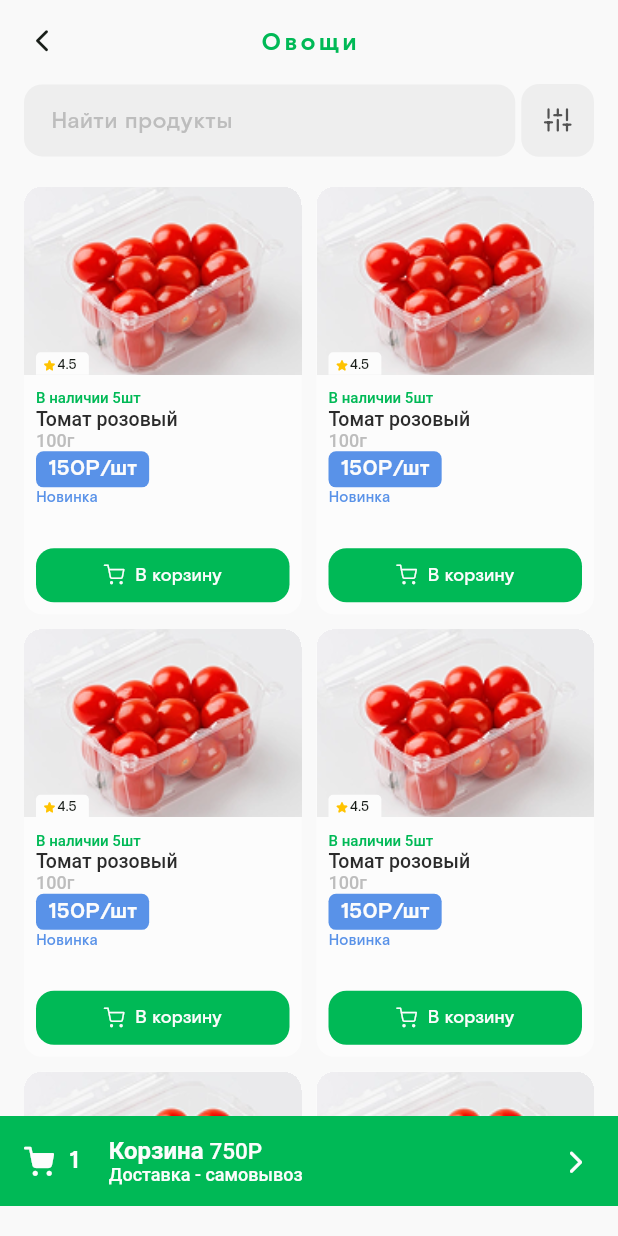
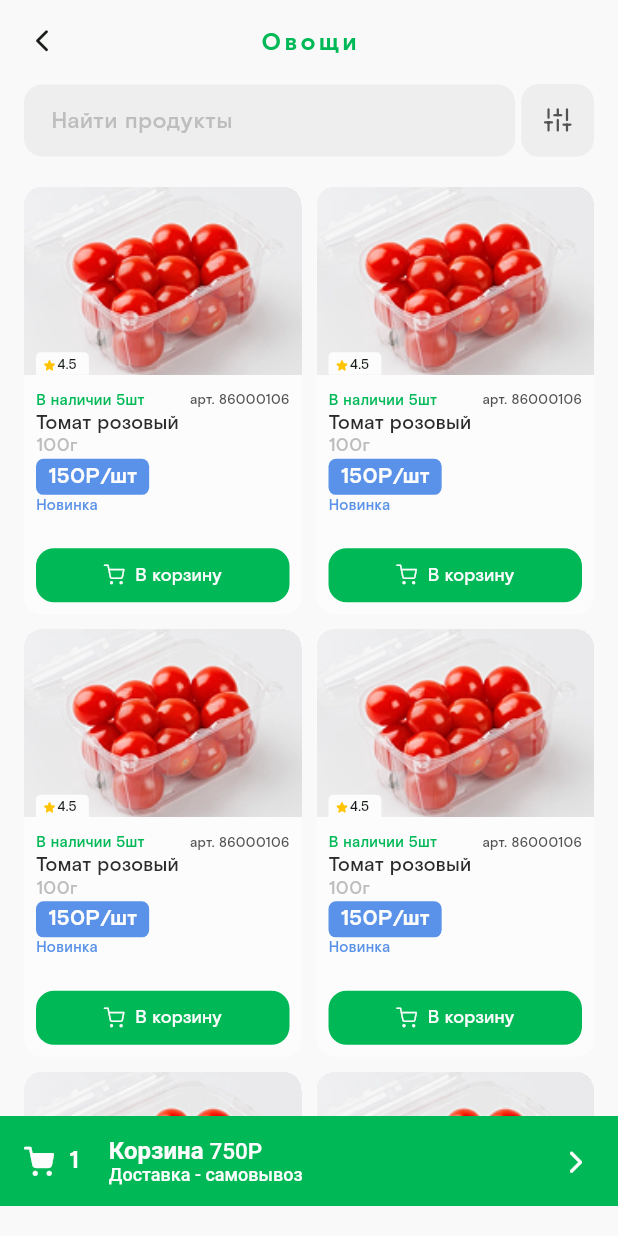
Before and after one commit to MunIine/dorimol, a Flutter app: the CatalogScreen screen opened directly, on a phone screen of 412 x 824 dp. Run offline on Flutter 3.47's test engine with Material 3 defaults, Android fonts, the phone set to English and light mode, and no system bars.

Commit message:
Add articul in item card

```diff
--- a/lib/widgets/item_card.dart
+++ b/lib/widgets/item_card.dart
@@ -60,16 +60,21 @@ class ItemCard extends StatelessWidget {
           ),
           Padding(
             padding: const EdgeInsets.symmetric(horizontal: 8).copyWith(top: 10),
-            child: RichText(
-              text: TextSpan(
-                style: AppText.rostelecom,
+            child: Column(
+              crossAxisAlignment: CrossAxisAlignment.start,
                 children: [
-                  TextSpan(text: "В наличии 5шт\n", style: AppText.t0.copyWith(color: colorTheme.seedColor)),
-                  TextSpan(text: "Томат розовый\n", style: AppText.t3.copyWith(color: colorTheme.textBlack)),
-                  TextSpan(text: "100г", style: AppText.t2.copyWith(color: colorTheme.tips)),
+                  Row(
+                    mainAxisAlignment: MainAxisAlignment.spaceBetween,
+                    children: [
+                      Text("В наличии 5шт", style: AppText.t0.copyWith(color: colorTheme.seedColor)),
+                      Text("арт. 86000106", style: AppText.t09.copyWith(color: colorTheme.iconGray)),
+                    ],
+                  ),
+                  SizedBox(height: 2),
+                  Text("Томат розовый", style: AppText.t3.copyWith(color: colorTheme.textBlack, height: 1)),
+                  Text("100г", style: AppText.t2.copyWith(color: colorTheme.tips)),
                 ]
               )
-            ),
           ),
           ... getPriceBlock(colorTheme, atr),
           Spacer(),
@@ -167,7 +172,7 @@ class ItemCard extends StatelessWidget {
       ),
       Padding(
         padding: const EdgeInsets.symmetric(horizontal: 8),
-        child: Text("Новинка", style: AppText.t0.copyWith(color: isNew ? colorTheme.blue : colorTheme.yellow)),
+        child: Text(isNew ? "Новинка" : "Скидка", style: AppText.t0.copyWith(color: isNew ? colorTheme.blue : colorTheme.yellow)),
       )
     ];
   }
```
